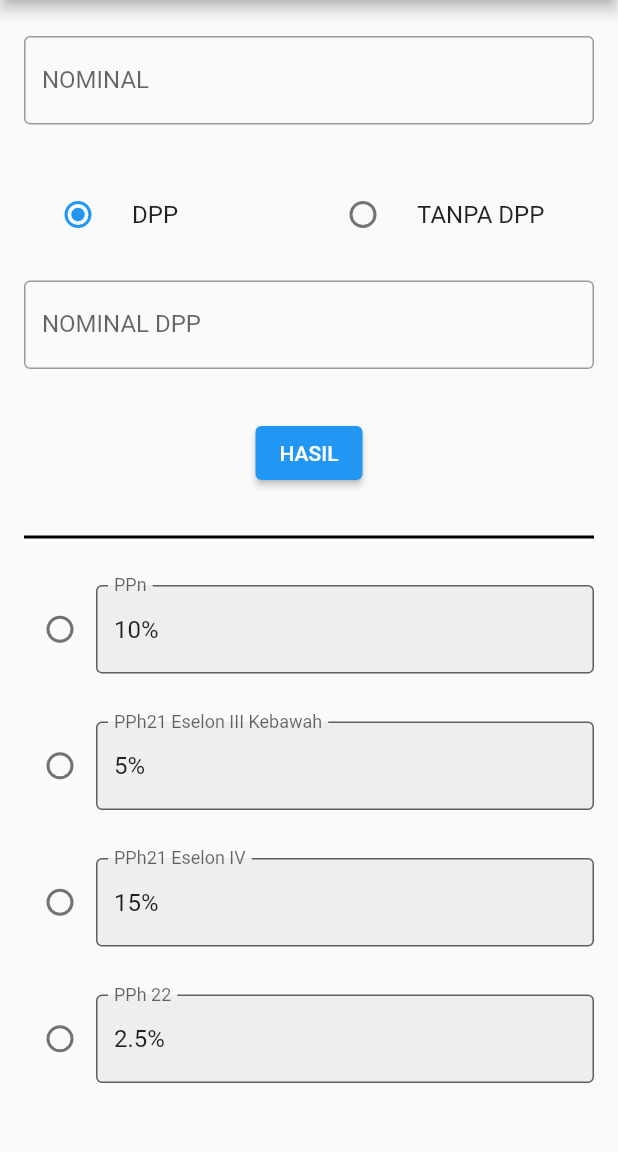
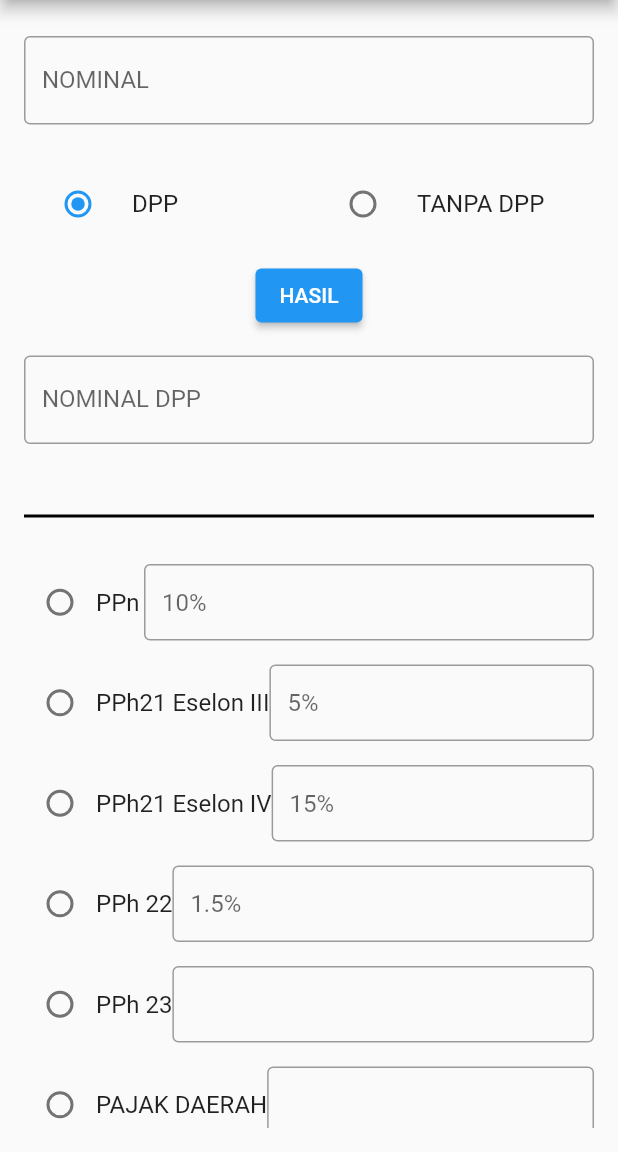
Before and after one commit to Leovdr/KalkulatorPajak, a Flutter app: the screen it shows after launch, on a phone screen of 412 x 824 dp, the part 84-1236 px from its top. Run offline on Flutter 3.47's test engine with Material 2 defaults, Android fonts, the phone set to English and light mode, and no system bars.

Commit message:
Update main.dart
change text, field, and button position

```diff
--- a/lib/main.dart
+++ b/lib/main.dart
@@ -80,7 +80,7 @@ class _MyHomePageState extends State<MyHomePage> {
 
               // RadioButton DPP / TANPA DPP
               Padding(
-                padding: const EdgeInsets.symmetric(vertical: 8.0),
+                padding: const EdgeInsets.symmetric(vertical: 1.0),
                 child: Row(
                   children: [
                     Expanded(
@@ -111,6 +111,17 @@ class _MyHomePageState extends State<MyHomePage> {
                 ),
               ),
 
+              // Tombol HASIL
+              Padding(
+                padding: const EdgeInsets.symmetric(vertical: 8.0),
+                child: Center(
+                  child: ElevatedButton(
+                    onPressed: _hitungPajak,
+                    child: const Text('HASIL'),
+                  ),
+                ),
+              ),
+
               // Field Input NOMINAL DPP
               Padding(
                 padding: const EdgeInsets.symmetric(vertical: 8.0),
@@ -129,153 +140,72 @@ class _MyHomePageState extends State<MyHomePage> {
               ),
               const SizedBox(height: 16),
 
-              // Tombol HASIL
-              Padding(
-                padding: const EdgeInsets.symmetric(vertical: 8.0),
-                child: Center(
-                  child: ElevatedButton(
-                    onPressed: _hitungPajak,
-                    child: const Text('HASIL'),
-                  ),
-                ),
-              ),
-
               // Garis di bawah tombol hasil
               const SizedBox(height: 16),
               const Divider(thickness: 2, color: Colors.black),
               const SizedBox(height: 16),
 
-              // Field PPn dengan radio list di samping kiri
-              Padding(
-                padding: const EdgeInsets.symmetric(vertical: 8.0),
-                child: Row(
-                  children: [
-                    Radio(
-                      value: true,
+              // Field dengan Radio di sebelah kiri dan input readonly di sebelah kanan
+              _buildRadioTextField(
+                labelText: 'PPn',
+                value: '10%',
                 groupValue: selectedPPn,
                 onChanged: (value) {
                   setState(() {
-                          selectedPPn = value!;
+                    selectedPPn = value;
                   });
                 },
               ),
-                    Expanded(
-                      child: _buildReadOnlyField('PPn', '10%'),
-                    ),
-                  ],
-                ),
-              ),
-              const SizedBox(height: 16),
-
-              // Field PPh21 Eselon III Kebawah dengan radio list di samping kiri
-              Padding(
-                padding: const EdgeInsets.symmetric(vertical: 8.0),
-                child: Row(
-                  children: [
-                    Radio(
-                      value: true,
+              _buildRadioTextField(
+                labelText: 'PPh21 Eselon III',
+                value: '5%',
                 groupValue: selectedPPh21Eselon3,
                 onChanged: (value) {
                   setState(() {
-                          selectedPPh21Eselon3 = value!;
+                    selectedPPh21Eselon3 = value;
                   });
                 },
               ),
-                    Expanded(
-                      child: _buildReadOnlyField('PPh21 Eselon III Kebawah', '5%'),
-                    ),
-                  ],
-                ),
-              ),
-              const SizedBox(height: 16),
-
-              // Field PPh21 Eselon IV dengan radio list di samping kiri
-              Padding(
-                padding: const EdgeInsets.symmetric(vertical: 8.0),
-                child: Row(
-                  children: [
-                    Radio(
-                      value: true,
+              _buildRadioTextField(
+                labelText: 'PPh21 Eselon IV',
+                value: '15%',
                 groupValue: selectedPPh21Eselon4,
                 onChanged: (value) {
                   setState(() {
-                          selectedPPh21Eselon4 = value!;
+                    selectedPPh21Eselon4 = value;
                   });
                 },
               ),
-                    Expanded(
-                      child: _buildReadOnlyField('PPh21 Eselon IV', '15%'),
-                    ),
-                  ],
-                ),
-              ),
-              const SizedBox(height: 16),
-
-              // Field PPh 22 dengan radio list di samping kiri
-              Padding(
-                padding: const EdgeInsets.symmetric(vertical: 8.0),
-                child: Row(
-                  children: [
-                    Radio(
-                      value: true,
+              _buildRadioTextField(
+                labelText: 'PPh 22',
+                value: '1.5%',
                 groupValue: selectedPPh22,
                 onChanged: (value) {
                   setState(() {
-                          selectedPPh22 = value!;
+                    selectedPPh22 = value;
                   });
                 },
               ),
-                    Expanded(
-                      child: _buildReadOnlyField('PPh 22', '2.5%'),
-                    ),
-                  ],
-                ),
-              ),
-              const SizedBox(height: 16),
-
-              // Field PPh 23 dengan radio list di samping kiri (read-only)
-              Padding(
-                padding: const EdgeInsets.symmetric(vertical: 8.0),
-                child: Row(
-                  children: [
-                    Radio(
-                      value: true,
+              _buildRadioTextField(
+                labelText: 'PPh 23',
+                value: '',
                 groupValue: selectedPPh23,
                 onChanged: (value) {
                   setState(() {
-                          selectedPPh23 = value!;
+                    selectedPPh23 = value;
                   });
                 },
               ),
-                    Expanded(
-                      child: _buildReadOnlyField('PPh 23', ''),
-                    ),
-                  ],
-                ),
-              ),
-              const SizedBox(height: 16),
-
-              // Field PAJAK DAERAH dengan radio list di samping kiri (read-only)
-              Padding(
-                padding: const EdgeInsets.symmetric(vertical: 8.0),
-                child: Row(
-                  children: [
-                    Radio(
-                      value: true,
+              _buildRadioTextField(
+                labelText: 'PAJAK DAERAH',
+                value: '',
                 groupValue: selectedPajakDaerah,
                 onChanged: (value) {
                   setState(() {
-                          selectedPajakDaerah = value!;
+                    selectedPajakDaerah = value;
                   });
                 },
               ),
-                    Expanded(
-                      child: _buildReadOnlyField('PAJAK DAERAH', ''),
-                    ),
-                  ],
-                ),
-              ),
-              const SizedBox(height: 16),
 
               // Text bold "NILAI BERSIH SEMUA PERHITUNGAN"
               Padding(
@@ -296,6 +226,53 @@ class _MyHomePageState extends State<MyHomePage> {
             ],
           ),
         ),
+      ),
+    );
+  }
+
+  // Widget for radio button + text + read-only field
+  Widget _buildRadioTextField({
+    required String labelText,
+    required String value,
+    required dynamic groupValue,
+    required Function(dynamic) onChanged,
+  }) {
+    return Padding(
+      padding: const EdgeInsets.symmetric(vertical: 8.0),
+      child: Row(
+        crossAxisAlignment: CrossAxisAlignment.center,
+        children: [
+          // Radio button di sebelah kiri
+          Radio(
+            value: true,
+            groupValue: groupValue,
+            onChanged: onChanged,
+          ),
+
+          // Text label di tengah
+          Text(
+            labelText,
+            style: TextStyle(fontSize: 16),
+          ),
+
+          // Expanded untuk memaksa TextField berada di sebelah kanan
+          Expanded(
+            child: Align(
+              alignment: Alignment.centerRight, // Align TextField ke kanan
+              child: Container(
+                width: 300, // Set width untuk field read-only
+                child: TextField(
+                  readOnly: true,
+                  decoration: InputDecoration(
+                    hintText: value,
+                    border: OutlineInputBorder(),
+                    isDense: true, // Membuat field lebih compact
+                  ),
+                ),
+              ),
+            ),
+          ),
+        ],
       ),
     );
   }
```
Lines whose indentation alone changed are shown as unchanged.
